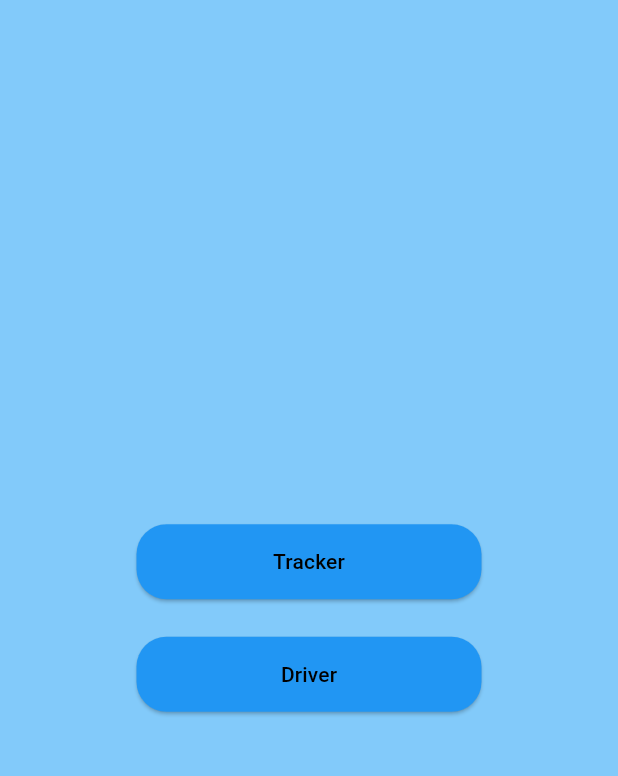
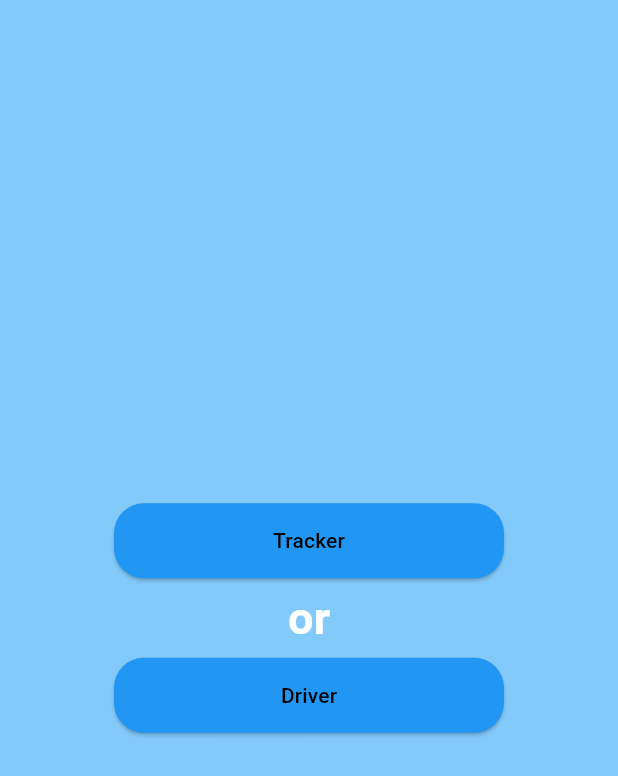
Before and after one commit to IslamAboElqasem/VSD, a Flutter app: the TrackerOrDriverView screen opened directly, on a phone screen of 412 x 824 dp. Shown: the top 776 px of the screen. Run offline on Flutter 3.47's test engine with Material 3 defaults, Android fonts, the phone set to English and light mode, and no system bars; our stand-ins replace cloud_firestore, firebase_auth, firebase_core, flutter_bloc; accounts and stored records are empty; Roboto replaces fonts that are missing (pacifico).

```diff
--- a/vigilsafedriversystem/lib/Features/Sign_In/presentation/views/widgets/tracker_or_driver.dart
+++ b/vigilsafedriversystem/lib/Features/Sign_In/presentation/views/widgets/tracker_or_driver.dart
@@ -11,7 +11,7 @@ class TrackerOrDriverView extends StatelessWidget {
           mainAxisAlignment: MainAxisAlignment.center,
           children: [
             SizedBox(
-              width: 230,
+              width: 260,
               height: 50,
               child: ElevatedButton(
                 onPressed: () {},
@@ -23,9 +23,16 @@ class TrackerOrDriverView extends StatelessWidget {
                 child: const Text('Tracker'),
               ),
             ),
-            const SizedBox(height: 25),
+            const SizedBox(height: 5),
+            const Text('or',
+                style: TextStyle(
+                    fontFamily: 'pacifico',
+                    fontSize: 30,
+                    color: Colors.white,
+                    fontWeight: FontWeight.bold)),
+            const SizedBox(height: 5),
             SizedBox(
-              width: 230,
+              width: 260,
               height: 50,
               child: ElevatedButton(
                 onPressed: () {},
--- a/vigilsafedriversystem/lib/Features/Splash/presentation/views/widgets/splash_view_body.dart
+++ b/vigilsafedriversystem/lib/Features/Splash/presentation/views/widgets/splash_view_body.dart
@@ -29,7 +29,8 @@ class _SplashViewBodyState extends State<SplashViewBody>
 
   @override
   Widget build(BuildContext context) {
-    return Column(
+    return Scaffold(
+        body: Column(
       mainAxisAlignment: MainAxisAlignment.center,
       crossAxisAlignment: CrossAxisAlignment.stretch,
       children: [
@@ -37,7 +38,7 @@ class _SplashViewBodyState extends State<SplashViewBody>
           'assets/logo.png',
         ),
       ],
-    );
+    ));
   }
 
   void initSlidingAnimation() {
```
